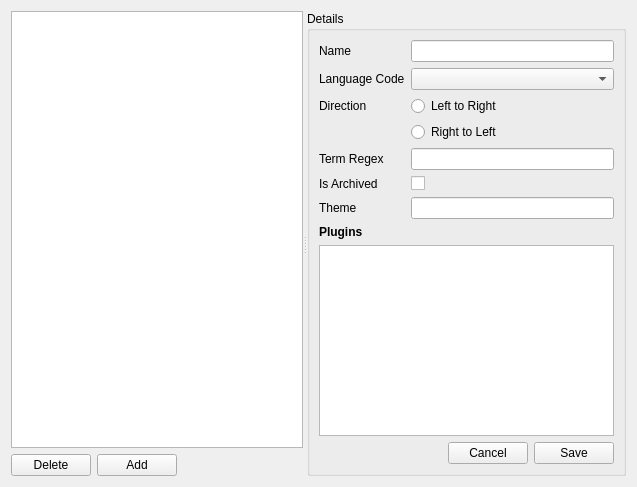
Before: the Qt Designer form qtdesigner/languages.ui in t123/ReadingTool.Python, drawn with Qt 5.
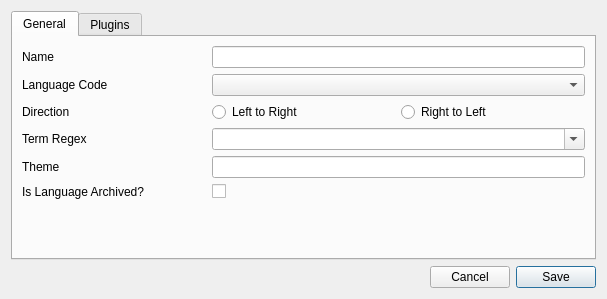
After: the same form once the commit is applied.

Diff of the .ui file:
```diff
--- a/qtdesigner/languages.ui
+++ b/qtdesigner/languages.ui
@@ -6,89 +6,35 @@
    <rect>
     <x>0</x>
     <y>0</y>
-    <width>637</width>
-    <height>487</height>
+    <width>607</width>
+    <height>299</height>
    </rect>
   </property>
+  <property name="minimumSize">
+   <size>
+    <width>500</width>
+    <height>240</height>
+   </size>
+  </property>
   <property name="windowTitle">
    <string>Form</string>
   </property>
-  <layout class="QHBoxLayout" name="horizontalLayout_3">
+  <layout class="QVBoxLayout" name="verticalLayout_2">
    <item>
-    <widget class="QSplitter" name="splitter">
-     <property name="orientation">
-      <enum>Qt::Horizontal</enum>
+    <widget class="QTabWidget" name="tabWidget">
+     <property name="currentIndex">
+      <number>0</number>
      </property>
-     <widget class="QWidget" name="widget" native="true">
-      <property name="sizePolicy">
-       <sizepolicy hsizetype="Preferred" vsizetype="Preferred">
-        <horstretch>0</horstretch>
-        <verstretch>0</verstretch>
-       </sizepolicy>
-      </property>
-      <property name="minimumSize">
-       <size>
-        <width>0</width>
-        <height>0</height>
-       </size>
-      </property>
-      <property name="baseSize">
-       <size>
-        <width>0</width>
-        <height>0</height>
-       </size>
-      </property>
-      <layout class="QVBoxLayout" name="verticalLayout_2">
-       <property name="margin">
-        <number>0</number>
-       </property>
-       <item>
-        <widget class="QListWidget" name="lvLanguages">
-         <property name="resizeMode">
-          <enum>QListView::Adjust</enum>
-         </property>
-        </widget>
-       </item>
-       <item>
-        <layout class="QHBoxLayout" name="horizontalLayout_2">
-         <item>
-          <widget class="QPushButton" name="pbDelete">
-           <property name="text">
-            <string>Delete</string>
-           </property>
-          </widget>
-         </item>
-         <item>
-          <widget class="QPushButton" name="pbAdd">
-           <property name="text">
-            <string>Add</string>
-           </property>
-          </widget>
-         </item>
-         <item>
-          <spacer name="horizontalSpacer_2">
-           <property name="orientation">
-            <enum>Qt::Horizontal</enum>
-           </property>
-           <property name="sizeHint" stdset="0">
-            <size>
-             <width>40</width>
-             <height>20</height>
-            </size>
-           </property>
-          </spacer>
-         </item>
-        </layout>
-       </item>
-      </layout>
-     </widget>
-     <widget class="QGroupBox" name="groupBox">
-      <property name="title">
-       <string>Details</string>
-      </property>
+     <widget class="QWidget" name="tabGeneral">
+      <attribute name="title">
+       <string>General</string>
+      </attribute>
       <layout class="QVBoxLayout" name="verticalLayout">
        <item>
         <layout class="QGridLayout" name="gridLayout">
+         <property name="verticalSpacing">
+          <number>6</number>
+         </property>
          <item row="0" column="0">
           <widget class="QLabel" name="label">
            <property name="text">
@@ -96,7 +42,7 @@
            </property>
           </widget>
          </item>
-         <item row="0" column="1">
+         <item row="0" column="1" colspan="2">
           <widget class="QLineEdit" name="leName"/>
          </item>
          <item row="1" column="0">
@@ -106,7 +52,7 @@
            </property>
           </widget>
          </item>
-         <item row="1" column="1">
+         <item row="1" column="1" colspan="2">
           <widget class="QComboBox" name="cbLanguageCodes"/>
          </item>
          <item row="2" column="0">
@@ -123,22 +69,36 @@
            </property>
           </widget>
          </item>
-         <item row="3" column="1">
+         <item row="2" column="2">
           <widget class="QRadioButton" name="rbRTL">
            <property name="text">
             <string>Right to Left</string>
            </property>
           </widget>
          </item>
-         <item row="4" column="0">
+         <item row="3" column="0">
           <widget class="QLabel" name="label_5">
            <property name="text">
             <string>Term Regex</string>
            </property>
           </widget>
          </item>
-         <item row="4" column="1">
-          <widget class="QLineEdit" name="leTermRegex">
+         <item row="3" column="1" colspan="2">
+          <widget class="QComboBox" name="cbTermRegex">
+           <property name="editable">
+            <bool>true</bool>
+           </property>
+          </widget>
+         </item>
+         <item row="4" column="0">
+          <widget class="QLabel" name="label_8">
+           <property name="text">
+            <string>Theme</string>
+           </property>
+          </widget>
+         </item>
+         <item row="4" column="1" colspan="2">
+          <widget class="QLineEdit" name="leTheme">
            <property name="font">
             <font>
              <family>MS Shell Dlg 2</family>
@@ -146,12 +106,15 @@
              <bold>false</bold>
             </font>
            </property>
+           <property name="text">
+            <string/>
+           </property>
           </widget>
          </item>
          <item row="5" column="0">
           <widget class="QLabel" name="label_6">
            <property name="text">
-            <string>Is Archived</string>
+            <string>Is Language Archived?</string>
            </property>
           </widget>
          </item>
@@ -162,86 +125,97 @@
            </property>
           </widget>
          </item>
-         <item row="6" column="0">
-          <widget class="QLabel" name="label_8">
-           <property name="text">
-            <string>Theme</string>
-           </property>
-          </widget>
-         </item>
-         <item row="6" column="1">
-          <widget class="QLineEdit" name="leTheme">
-           <property name="font">
-            <font>
-             <family>MS Shell Dlg 2</family>
-             <weight>50</weight>
-             <bold>false</bold>
-            </font>
-           </property>
-           <property name="text">
-            <string/>
-           </property>
-          </widget>
-         </item>
         </layout>
        </item>
        <item>
-        <widget class="QLabel" name="label_7">
-         <property name="font">
-          <font>
-           <weight>75</weight>
-           <bold>true</bold>
-          </font>
+        <spacer name="verticalSpacer">
+         <property name="orientation">
+          <enum>Qt::Vertical</enum>
          </property>
-         <property name="frameShadow">
-          <enum>QFrame::Plain</enum>
+         <property name="sizeHint" stdset="0">
+          <size>
+           <width>20</width>
+           <height>55</height>
+          </size>
          </property>
-         <property name="text">
-          <string>Plugins</string>
+        </spacer>
+       </item>
+      </layout>
+      <zorder>leTheme</zorder>
+      <zorder>label</zorder>
+      <zorder>label_3</zorder>
+      <zorder>label_6</zorder>
+      <zorder>label_8</zorder>
+      <zorder>rbLTR</zorder>
+      <zorder>label_5</zorder>
+      <zorder>cbLanguageCodes</zorder>
+      <zorder>label_2</zorder>
+      <zorder>leName</zorder>
+      <zorder>rbRTL</zorder>
+      <zorder>cbIsArchived</zorder>
+      <zorder>horizontalSpacer</zorder>
+      <zorder>cbTermRegex</zorder>
+      <zorder>verticalSpacer</zorder>
+     </widget>
+     <widget class="QWidget" name="tabPlugins">
+      <attribute name="title">
+       <string>Plugins</string>
+      </attribute>
+      <layout class="QVBoxLayout" name="verticalLayout_3">
+       <item>
+        <widget class="QListWidget" name="lwPlugins">
+         <property name="editTriggers">
+          <set>QAbstractItemView::NoEditTriggers</set>
          </property>
-         <property name="margin">
-          <number>5</number>
+         <property name="selectionBehavior">
+          <enum>QAbstractItemView::SelectRows</enum>
          </property>
         </widget>
        </item>
-       <item>
-        <widget class="QListWidget" name="lvPlugins"/>
-       </item>
-       <item>
-        <layout class="QHBoxLayout" name="horizontalLayout" stretch="1,0,0">
-         <item>
-          <spacer name="horizontalSpacer">
-           <property name="orientation">
-            <enum>Qt::Horizontal</enum>
-           </property>
-           <property name="sizeHint" stdset="0">
-            <size>
-             <width>40</width>
-             <height>20</height>
-            </size>
-           </property>
-          </spacer>
-         </item>
-         <item>
-          <widget class="QPushButton" name="pbCancel">
-           <property name="text">
-            <string>Cancel</string>
-           </property>
-          </widget>
-         </item>
-         <item>
-          <widget class="QPushButton" name="pbSave">
-           <property name="text">
-            <string>Save</string>
-           </property>
-          </widget>
-         </item>
-        </layout>
-       </item>
       </layout>
      </widget>
     </widget>
    </item>
+   <item>
+    <layout class="QHBoxLayout" name="horizontalLayout" stretch="0,0,0">
+     <item>
+      <spacer name="horizontalSpacer">
+       <property name="orientation">
+        <enum>Qt::Horizontal</enum>
+       </property>
+       <property name="sizeHint" stdset="0">
+        <size>
+         <width>40</width>
+         <height>20</height>
+        </size>
+       </property>
+      </spacer>
+     </item>
+     <item>
+      <widget class="QPushButton" name="pbCancel">
+       <property name="text">
+        <string>Cancel</string>
+       </property>
+      </widget>
+     </item>
+     <item>
+      <widget class="QPushButton" name="pbSave">
+       <property name="minimumSize">
+        <size>
+         <width>0</width>
+         <height>0</height>
+        </size>
+       </property>
+       <property name="text">
+        <string>Save</string>
+       </property>
+       <property name="default">
+        <bool>true</bool>
+       </property>
+      </widget>
+     </item>
+    </layout>
+   </item>
   </layout>
  </widget>
  <resources/>
```
Left out of the diff: 57 changed lines with no effect on the pictures.
